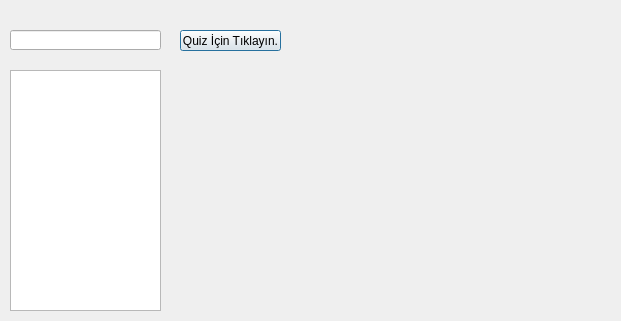
This is form.ui in munel/is_en as Qt 5 draws it before an edit. The edited form follows.
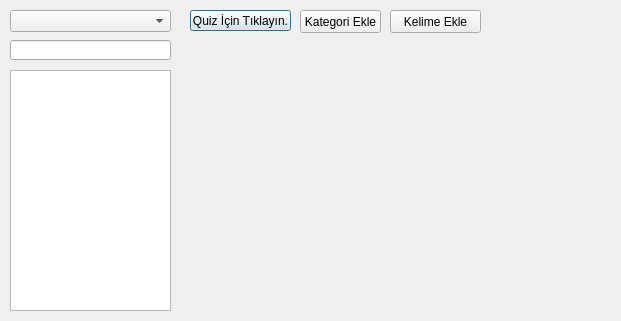
This is the edited form.

Commit message: Kategori eklendi. Tasarım yapılacak.

Patch:
```diff
--- a/form.ui
+++ b/form.ui
@@ -17,8 +17,8 @@
    <property name="geometry">
     <rect>
      <x>10</x>
-     <y>30</y>
-     <width>151</width>
+     <y>40</y>
+     <width>161</width>
      <height>20</height>
     </rect>
    </property>
@@ -28,7 +28,7 @@
     <rect>
      <x>10</x>
      <y>70</y>
-     <width>151</width>
+     <width>161</width>
      <height>241</height>
     </rect>
    </property>
@@ -36,8 +36,8 @@
   <widget class="QPushButton" name="pushButton">
    <property name="geometry">
     <rect>
-     <x>180</x>
-     <y>30</y>
+     <x>190</x>
+     <y>10</y>
      <width>101</width>
      <height>21</height>
     </rect>
@@ -61,6 +61,42 @@
     </property>
    </layout>
   </widget>
+  <widget class="QComboBox" name="comboBox">
+   <property name="geometry">
+    <rect>
+     <x>10</x>
+     <y>10</y>
+     <width>161</width>
+     <height>22</height>
+    </rect>
+   </property>
+  </widget>
+  <widget class="QPushButton" name="pushButton_2">
+   <property name="geometry">
+    <rect>
+     <x>300</x>
+     <y>10</y>
+     <width>81</width>
+     <height>23</height>
+    </rect>
+   </property>
+   <property name="text">
+    <string>Kategori Ekle</string>
+   </property>
+  </widget>
+  <widget class="QPushButton" name="pushButton_3">
+   <property name="geometry">
+    <rect>
+     <x>390</x>
+     <y>10</y>
+     <width>91</width>
+     <height>23</height>
+    </rect>
+   </property>
+   <property name="text">
+    <string>Kelime Ekle</string>
+   </property>
+  </widget>
  </widget>
  <resources/>
  <connections/>
```
The commit also changes 2 other files.
